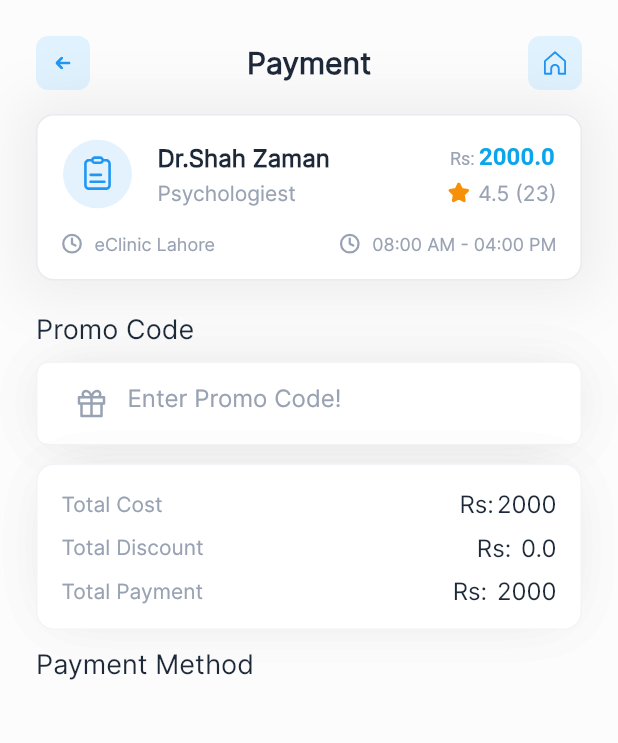
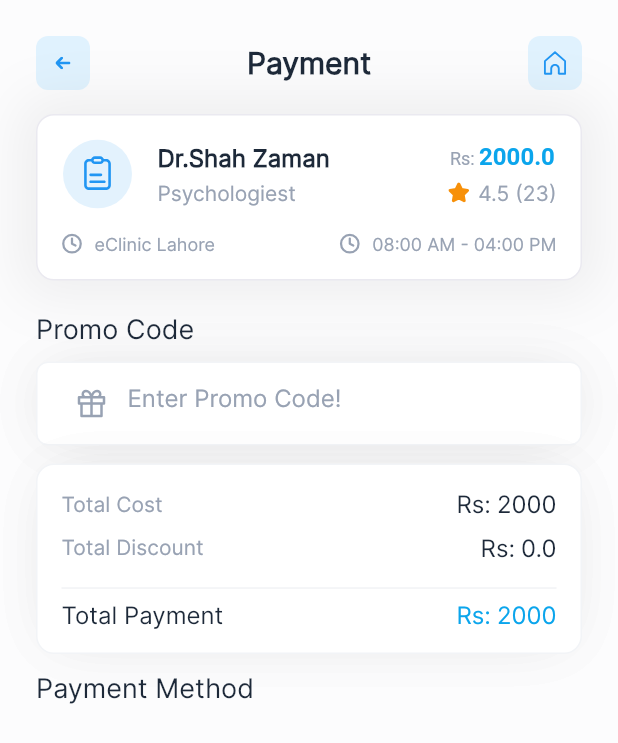
Before and after one commit to crazycoder534/health_buddy, a Flutter app: the PaymentVU screen opened directly, on a phone screen of 412 x 824 dp. Shown: the top 743 px of the screen. Run offline on Flutter 3.47's test engine with Material 2 defaults, Android fonts, the phone set to English and light mode, and no system bars; our stand-ins replace carousel_slider, flutter_svg, smooth_page_indicator, stacked.

Commit message:
total payment custom textstyle add and costum method etc

```diff
--- a/lib/health_buddy/home/appointments/payment/total_payment.dart
+++ b/lib/health_buddy/home/appointments/payment/total_payment.dart
@@ -21,15 +21,16 @@ class TotalPayment extends StatelessWidget {
           padding: const EdgeInsets.all(16),
           child: Column(
             children: [
-              totalPayment("Total Cost", "Rs:", "2000"),
+              totalCostDiscountCell("Total Cost", "Rs:", "2000"),
               const SizedBox(
                 height: 10,
               ),
-              totalPayment("Total Discount", "Rs:", " 0.0"),
+              totalCostDiscountCell("Total Discount", "Rs:", "0.0"),
               const SizedBox(
                 height: 10,
               ),
-              totalPayment("Total Payment", "Rs:", " 2000"),
+              Divider(color: grey200),
+              totalPayment("Total Payment", "Rs:", "2000"),
             ],
           ),
         ),
@@ -38,7 +39,7 @@ class TotalPayment extends StatelessWidget {
   }
 }
 
-Widget totalPayment(String total, String currency, String price) {
+Widget totalCostDiscountCell(String total, String currency, String price) {
   return Row(
     children: [
       Text(
@@ -51,7 +52,7 @@ Widget totalPayment(String total, String currency, String price) {
         style: prefixStyle,
       ),
       const SizedBox(
-        width: 2,
+        width: 4,
       ),
       Text(
         price,
@@ -60,3 +61,26 @@ Widget totalPayment(String total, String currency, String price) {
     ],
   );
 }
+
+Widget totalPayment(String totalPayment, String currency, String price) {
+  return Row(
+    children: [
+      Text(
+        totalPayment,
+        style: prefixStyle,
+      ),
+      const Spacer(),
+      Text(
+        currency,
+        style: bluelightStyle,
+      ),
+      const SizedBox(
+        width: 4,
+      ),
+      Text(
+        price,
+        style: bluelightStyle,
+      ),
+    ],
+  );
+}
--- a/lib/health_buddy/utils/constants.dart
+++ b/lib/health_buddy/utils/constants.dart
@@ -59,6 +59,8 @@ TextStyle smallTwoTextStyle =
     TextStyle(color: grey800, fontSize: 12, fontWeight: FontWeight.w500);
 TextStyle prefixStyle =
     TextStyle(color: grey800, fontSize: 16, fontWeight: FontWeight.w400);
+TextStyle bluelightStyle =
+    TextStyle(color: blue500, fontSize: 16, fontWeight: FontWeight.w400);
 
 // BORDERS
 OutlineInputBorder chiOutlineBorder =
```
